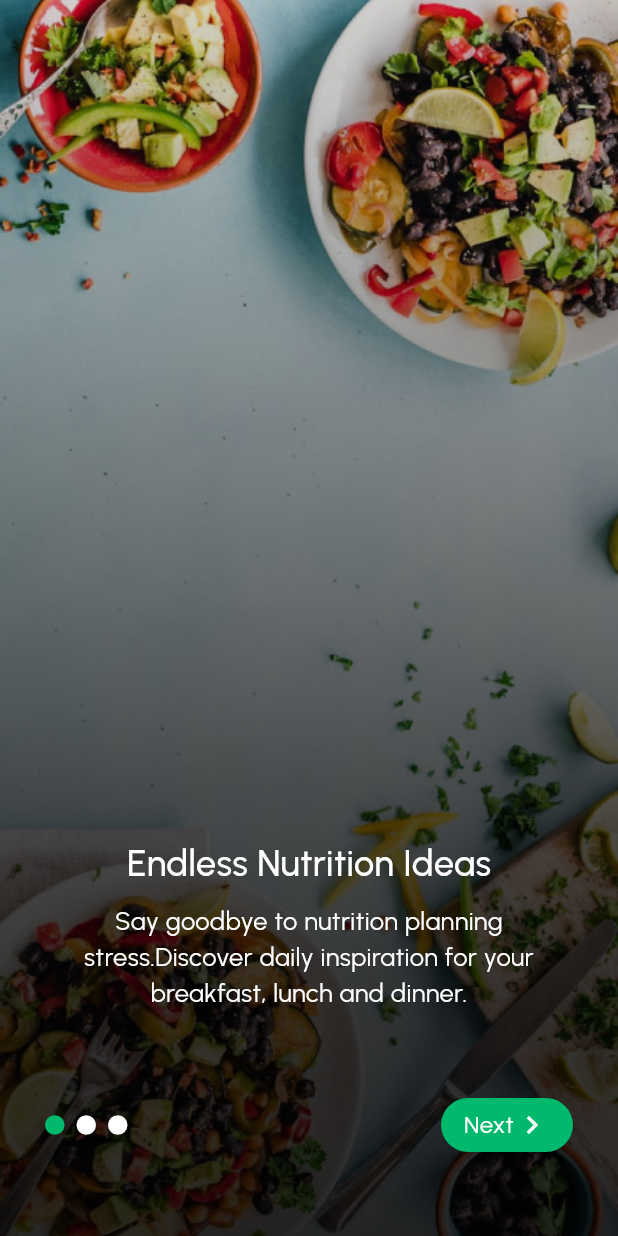
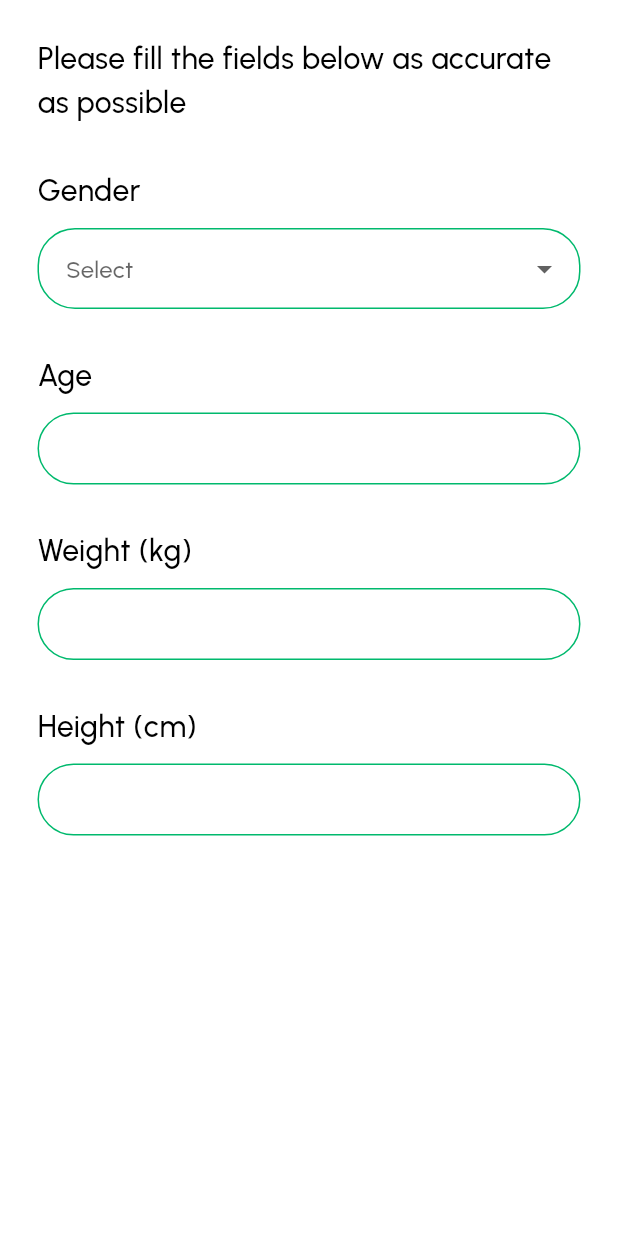
Before and after one commit to samrasugu/nutrimate, a Flutter app: the screen it shows after launch, on a phone screen of 412 x 824 dp. Run offline on Flutter 3.47's test engine with Material 3 defaults, Android fonts, the phone set to English and light mode, and no system bars; drawn by our look-alikes of smooth_page_indicator; our stand-ins replace flutter_svg.

Commit message:
feat: set basic info page

```diff
--- /dev/null
+++ b/lib/application/core/services/utils.dart
@@ -0,0 +1,17 @@
+import 'package:nutrimate/domain/core/value_objects/enums.dart';
+
+List<String> genderList() {
+  final List<String> genderList = <String>[];
+
+  for (final Gender gender in Gender.values) {
+    if (gender != Gender.unknown) {
+      genderList.add(capitalize(gender.name));
+    }
+  }
+
+  return genderList;
+}
+
+String capitalize(String input) {
+  return '${input[0].toUpperCase()}${input.substring(1).toLowerCase()}';
+}
--- a/lib/domain/core/value_objects/app_strings.dart
+++ b/lib/domain/core/value_objects/app_strings.dart
@@ -28,3 +28,12 @@ const String introPageTwoDesc =
 
 const String introPageThreeText = 'Personalized Meals';
 const String introPageThreeDesc = 'Get meal plans tailored to you';
+
+// complete profile
+const String fillFieldsText =
+    'Please fill the fields below as accurate as possible';
+const String genderText = 'Gender';
+const String ageText = 'Age';
+const String weightText = 'Weight';
+const String heightText = 'Height';
+const String selectString = 'Select';
--- a/lib/domain/core/value_objects/enums.dart
+++ b/lib/domain/core/value_objects/enums.dart
@@ -0,0 +1 @@
+enum Gender { male, female, other, unknown }
--- a/lib/main.dart
+++ b/lib/main.dart
@@ -1,6 +1,6 @@
 import 'package:flutter/material.dart';
 import 'package:nutrimate/presentation/core/theme/theme.dart';
-import 'package:nutrimate/presentation/onboarding/onboarding_intro/pages/onboarding_intro_page.dart';
+import 'package:nutrimate/presentation/onboarding/complete_profile/pages/set_basic_info_page.dart';
 import 'package:nutrimate/presentation/router/router_generator.dart';
 
 void main() {
@@ -17,7 +17,7 @@ class MyApp extends StatelessWidget {
       debugShowCheckedModeBanner: false,
       theme: AppTheme.getTheme(),
       onGenerateRoute: RouteGenerator.generateRoute,
-      home: const OnboardingIntroPage(),
+      home: const SetBasicInfoPage(),
     );
   }
 }
--- /dev/null
+++ b/lib/presentation/core/widgets/custom_select_field.dart
@@ -0,0 +1,48 @@
+import 'package:flutter/material.dart';
+import 'package:nutrimate/presentation/core/theme/theme.dart';
+
+class CustomSelectField extends StatelessWidget {
+  const CustomSelectField({
+    super.key,
+    this.hintText,
+    required this.items,
+    this.validator,
+    this.onSaved,
+    this.onChanged,
+    this.value,
+    this.decoration,
+    this.textStyle,
+  });
+
+  final String? hintText;
+  final List<String> items;
+  final FormFieldValidator<String>? validator;
+  final FormFieldSetter<String>? onSaved;
+  final FormFieldSetter<String>? onChanged;
+  final String? value;
+  final TextStyle? textStyle;
+  final InputDecoration? decoration;
+
+  @override
+  Widget build(BuildContext context) {
+    return DropdownButtonFormField<String>(
+      items: items
+          .map<DropdownMenuItem<String>>(
+            (String item) => DropdownMenuItem<String>(
+              value: item,
+              child: Text(item),
+            ),
+          )
+          .toList(),
+      onChanged: onChanged,
+      onSaved: onSaved,
+      validator: validator,
+      value: value,
+      decoration: decoration,
+      autovalidateMode: AutovalidateMode.onUserInteraction,
+      dropdownColor: AppColors.whiteColor,
+      hint: hintText != null ? Text(hintText!) : null,
+      style: textStyle,
+    );
+  }
+}
--- a/lib/presentation/core/widgets/custom_text_field.dart
+++ b/lib/presentation/core/widgets/custom_text_field.dart
@@ -52,9 +52,9 @@ class CustomTextField extends StatelessWidget {
         prefixIcon: prefixIcon,
         suffixIcon: suffixIcon,
         contentPadding: EdgeInsetsGeometry.lerp(
-          const EdgeInsets.all(17),
-          const EdgeInsets.all(17),
-          17,
+          const EdgeInsets.all(10),
+          const EdgeInsets.all(10),
+          10,
         ),
         hintStyle: const TextStyle(fontSize: 16),
         labelText: labelText,
--- /dev/null
+++ b/lib/presentation/onboarding/complete_profile/pages/set_basic_info_page.dart
@@ -0,0 +1,144 @@
+import 'package:flutter/material.dart';
+import 'package:nutrimate/application/core/services/utils.dart';
+import 'package:nutrimate/domain/core/value_objects/app_strings.dart';
+import 'package:nutrimate/presentation/core/theme/theme.dart';
+import 'package:nutrimate/presentation/core/widgets/custom_select_field.dart';
+import 'package:nutrimate/presentation/core/widgets/custom_text_field.dart';
+import 'package:nutrimate/presentation/global/spaces.dart';
+import 'package:nutrimate/presentation/global/text_themes.dart';
+
+class SetBasicInfoPage extends StatefulWidget {
+  const SetBasicInfoPage({super.key});
+
+  @override
+  State<SetBasicInfoPage> createState() => _SetBasicInfoPageState();
+}
+
+class _SetBasicInfoPageState extends State<SetBasicInfoPage> {
+  final TextEditingController genderController = TextEditingController();
+  final TextEditingController ageController = TextEditingController();
+  final TextEditingController weightController = TextEditingController();
+  final TextEditingController heightController = TextEditingController();
+
+  @override
+  Widget build(BuildContext context) {
+    return Scaffold(
+      body: SafeArea(
+        child: Padding(
+          padding: const EdgeInsets.all(25.0),
+          child: SingleChildScrollView(
+            child: Column(
+              crossAxisAlignment: CrossAxisAlignment.start,
+              children: <Widget>[
+                Text(
+                  fillFieldsText,
+                  style: boldSize20Text(
+                    AppColors.blackColor,
+                  ),
+                ),
+                largeVerticalSizedBox,
+
+                // gender
+                Text(
+                  genderText,
+                  style: mediumSize20Text(
+                    AppColors.blackColor,
+                  ),
+                ),
+                smallVerticalSizedBox,
+                CustomSelectField(
+                  items: genderList(),
+                  hintText: selectString,
+                  decoration: InputDecoration(
+                    contentPadding: EdgeInsetsGeometry.lerp(
+                      const EdgeInsets.all(10),
+                      const EdgeInsets.all(10.5),
+                      10,
+                    ),
+                    border: OutlineInputBorder(
+                      borderRadius: BorderRadius.circular(25),
+                      borderSide: const BorderSide(
+                        color: AppColors.primaryColor,
+                      ),
+                    ),
+                    focusedBorder: OutlineInputBorder(
+                      borderRadius: BorderRadius.circular(25),
+                      borderSide: const BorderSide(
+                        color: AppColors.primaryColor,
+                      ),
+                    ),
+                    enabledBorder: OutlineInputBorder(
+                      borderRadius: BorderRadius.circular(25),
+                      borderSide: const BorderSide(
+                        color: AppColors.primaryColor,
+                      ),
+                    ),
+                    errorBorder: OutlineInputBorder(
+                      borderRadius: BorderRadius.circular(25),
+                      borderSide: const BorderSide(
+                        color: AppColors.redColor,
+                      ),
+                    ),
+                    focusedErrorBorder: OutlineInputBorder(
+                      borderRadius: BorderRadius.circular(25),
+                      borderSide: const BorderSide(
+                        color: AppColors.redColor,
+                      ),
+                    ),
+                  ),
+                  onChanged: (String? newValue) {},
+                ),
+                largeVerticalSizedBox,
+
+                // age
+                Text(
+                  ageText,
+                  style: mediumSize20Text(
+                    AppColors.blackColor,
+                  ),
+                ),
+                smallVerticalSizedBox,
+                CustomTextField(
+                  controller: ageController,
+                  hintText: '',
+                  borderColor: AppColors.primaryColor,
+                ),
+                largeVerticalSizedBox,
+
+                // weight
+                Text(
+                  '$weightText (kg)',
+                  style: mediumSize20Text(
+                    AppColors.blackColor,
+                  ),
+                ),
+                smallVerticalSizedBox,
+                CustomTextField(
+                  controller: weightController,
+                  hintText: '',
+                  borderColor: AppColors.primaryColor,
+                ),
+                largeVerticalSizedBox,
+
+                // height
+                Text(
+                  '$heightText (cm)',
+                  style: mediumSize20Text(
+                    AppColors.blackColor,
+                  ),
+                ),
+                smallVerticalSizedBox,
+                CustomTextField(
+                  controller: heightController,
+                  hintText: '',
+                  borderColor: AppColors.primaryColor,
+                ),
+                largeVerticalSizedBox,
+              ],
+            ),
+          ),
+        ),
+      ),
+    );
+  }
+}
--- a/lib/presentation/router/router_generator.dart
+++ b/lib/presentation/router/router_generator.dart
@@ -1,5 +1,6 @@
 import 'package:flutter/material.dart';
 import 'package:nutrimate/presentation/home/pages/home_page.dart';
+import 'package:nutrimate/presentation/onboarding/complete_profile/pages/set_basic_info_page.dart';
 import 'package:nutrimate/presentation/onboarding/login/pages/login_page.dart';
 import 'package:nutrimate/presentation/onboarding/onboarding_intro/pages/onboarding_intro_page.dart';
 import 'package:nutrimate/presentation/onboarding/select_onboarding/pages/select_onboarding_page.dart';
@@ -31,6 +32,11 @@ class RouteGenerator {
           builder: (_) => const OnboardingIntroPage(),
           settings: const RouteSettings(name: 'Onboarding Intro Page'),
         );
+      case Routes.setBasicInfo:
+        return MaterialPageRoute<SetBasicInfoPage>(
+          builder: (_) => const SetBasicInfoPage(),
+          settings: const RouteSettings(name: 'Set Basic Info Page'),
+        );
       default:
         return MaterialPageRoute<LoginPage>(
           builder: (_) => const LoginPage(),
--- a/lib/presentation/router/routes.dart
+++ b/lib/presentation/router/routes.dart
@@ -4,6 +4,7 @@ class Routes {
   static const String signup = '/register';
   static const String selectOnboarding = '/selectOnboarding';
   static const String onboardingIntro = '/onboardingIntro';
+  static const String setBasicInfo = '/setBasicInfo';
 
   static const String home = '/home';
   static const String profile = '/profile';
```
Also changed, not shown: lib/application/core/services/input_validators.dart (added), lib/presentation/core/widgets/custom_app_bar.dart (added).
